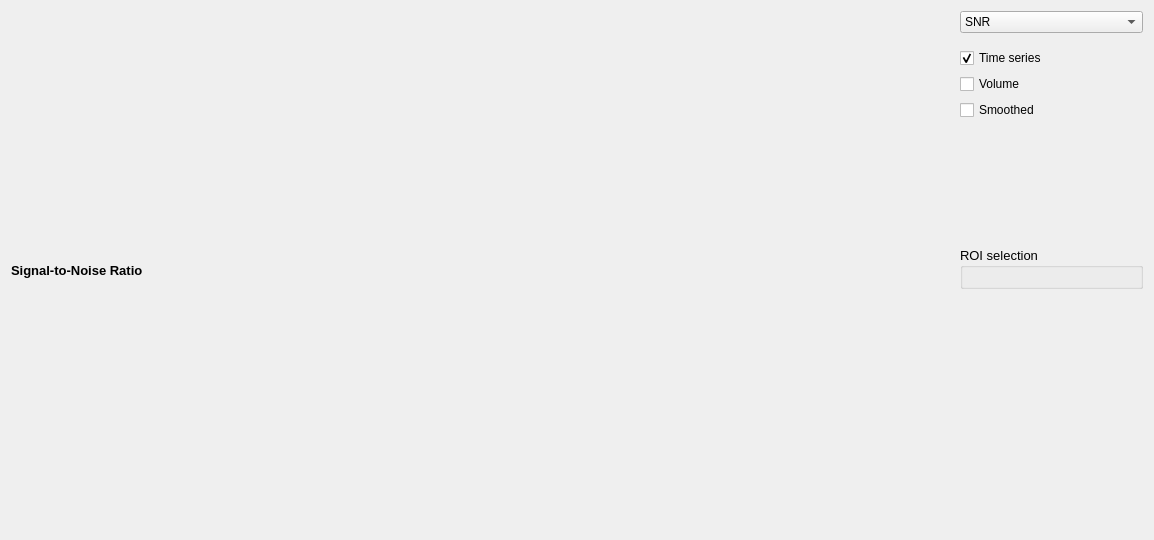
Qt form opennft/ui/rtqa.ui (OpenNFT/OpenNFT) before a commit.
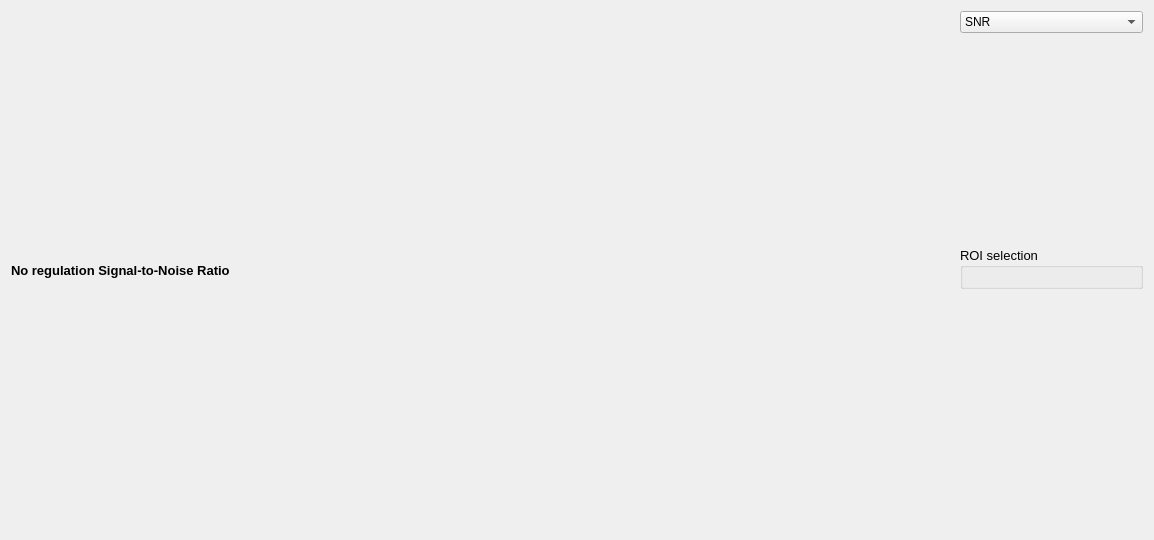
The same form after that commit. The open tabs and pages were chosen to show the change.

Commit message: no regulation SNR parameter in rtQA SNR optimization and refactoring matlab R2021b support confirmed python 3.9.7 support confirmed

The edit to the form file:
```diff
--- a/opennft/ui/rtqa.ui
+++ b/opennft/ui/rtqa.ui
@@ -377,6 +377,49 @@
        </item>
       </layout>
      </widget>
+     <widget class="QWidget" name="noRegSnrPlot">
+      <layout class="QVBoxLayout" name="verticalLayout_26">
+       <property name="leftMargin">
+        <number>0</number>
+       </property>
+       <property name="topMargin">
+        <number>0</number>
+       </property>
+       <property name="rightMargin">
+        <number>0</number>
+       </property>
+       <property name="bottomMargin">
+        <number>0</number>
+       </property>
+       <item>
+        <layout class="QVBoxLayout" name="noRegSnrLayout">
+         <property name="sizeConstraint">
+          <enum>QLayout::SetMaximumSize</enum>
+         </property>
+         <property name="leftMargin">
+          <number>0</number>
+         </property>
+         <item>
+          <widget class="QLabel" name="label_5">
+           <property name="font">
+            <font>
+             <pointsize>10</pointsize>
+             <weight>75</weight>
+             <bold>true</bold>
+            </font>
+           </property>
+           <property name="text">
+            <string>No regulation Signal-to-Noise Ratio</string>
+           </property>
+          </widget>
+         </item>
+         <item>
+          <layout class="QVBoxLayout" name="noRegSnrPlotLayout"/>
+         </item>
+        </layout>
+       </item>
+      </layout>
+     </widget>
     </widget>
    </item>
    <item>
@@ -674,6 +717,35 @@
          </item>
         </layout>
        </widget>
+       <widget class="QWidget" name="pageNoRegSnr">
+        <layout class="QVBoxLayout" name="verticalLayout_25">
+         <item>
+          <widget class="QLabel" name="noRegSnrValueLabel">
+           <property name="font">
+            <font>
+             <pointsize>10</pointsize>
+            </font>
+           </property>
+           <property name="text">
+            <string/>
+           </property>
+          </widget>
+         </item>
+         <item>
+          <spacer name="verticalSpacer_7">
+           <property name="orientation">
+            <enum>Qt::Vertical</enum>
+           </property>
+           <property name="sizeHint" stdset="0">
+            <size>
+             <width>20</width>
+             <height>168</height>
+            </size>
+           </property>
+          </spacer>
+         </item>
+        </layout>
+       </widget>
       </widget>
      </item>
      <item>
```
Left out of the diff: 5 changed lines with no effect on the pictures. The commit also changes 4 other files.
